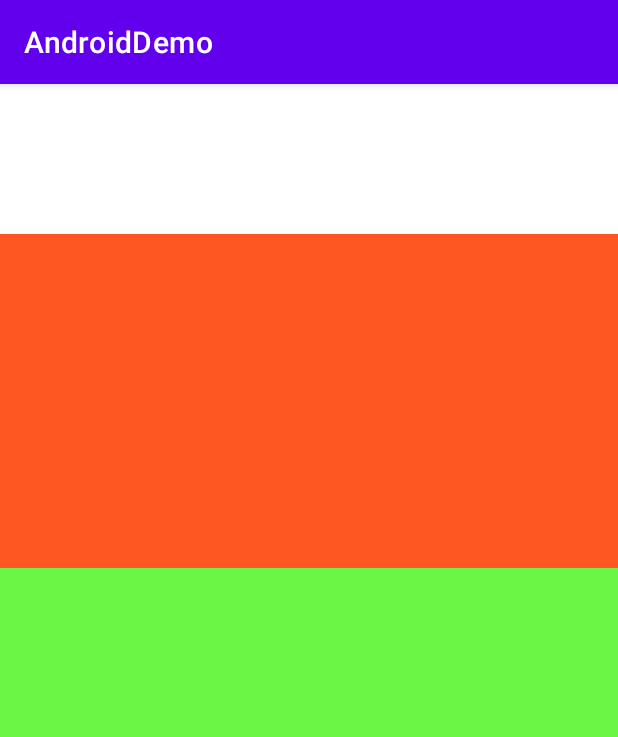
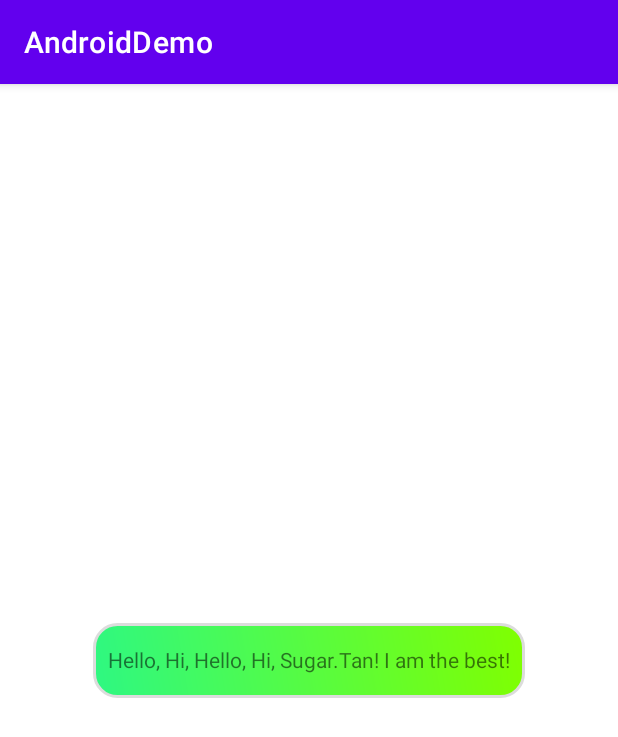
Before and after one commit to sugar86/AndroidDemo, an Android app: the screen it shows after launch (LinearActivity before the commit, MainActivity after it), on a phone screen of 412 x 824 dp. Shown: the top 737 px of the screen. Run offline under Robolectric (Android 15) with nearby library versions, the phone set to English and light mode, and no system bars.

Commit message:
Shape 自定义形状 (background)

```diff
--- a/app/src/main/AndroidManifest.xml
+++ b/app/src/main/AndroidManifest.xml
@@ -9,7 +9,7 @@
         android:roundIcon="@mipmap/ic_launcher_round"
         android:supportsRtl="true"
         android:theme="@style/Theme.AndroidDemo">
-        <activity android:name=".LinearActivity">
+        <activity android:name=".MainActivity">
             <intent-filter>
                 <action android:name="android.intent.action.MAIN" />
 
--- /dev/null
+++ b/app/src/main/res/drawable/shape_btn.xml
@@ -0,0 +1,31 @@
+<?xml version="1.0" encoding="utf-8"?>
+<shape xmlns:android="http://schemas.android.com/apk/res/android"
+    android:shape="rectangle">
+    <!-- 圆角 -->
+     <corners
+        android:radius="5dp"
+        android:topLeftRadius="15dp"
+        android:topRightRadius="15dp"
+        android:bottomLeftRadius="15dp"
+        android:bottomRightRadius="15dp" />
+    <!-- 渐变 -->
+     <gradient
+        android:startColor="#2EF882"
+        android:endColor="#80FF00"
+        android:angle="45"/>
+
+     <padding
+         android:left="10dp"
+         android:top="15dp"
+         android:right="10dp"
+         android:bottom="10dp"/>
+
+    <size
+        android:width="200dp"
+        android:height="50dp"/>
+
+    <!--<solid android:color="#ffff9d"/> -->
+    <stroke
+        android:width="2dp"
+        android:color="#dcdcdc"/>
+</shape>
--- a/app/src/main/res/layout/activity_main.xml
+++ b/app/src/main/res/layout/activity_main.xml
@@ -2,14 +2,19 @@
 <androidx.constraintlayout.widget.ConstraintLayout xmlns:android="http://schemas.android.com/apk/res/android"
     xmlns:app="http://schemas.android.com/apk/res-auto"
     xmlns:tools="http://schemas.android.com/tools"
+    android:id="@+id/hello"
     android:layout_width="match_parent"
     android:layout_height="match_parent"
     tools:context=".MainActivity">
 
+
     <TextView
+        android:id="@+id/tx"
         android:layout_width="wrap_content"
         android:layout_height="wrap_content"
-        android:text="Hello World!"
+        android:text="@string/helloText"
+
+        android:background="@drawable/shape_btn"
         app:layout_constraintBottom_toBottomOf="parent"
         app:layout_constraintLeft_toLeftOf="parent"
         app:layout_constraintRight_toRightOf="parent"
--- a/app/src/main/res/values/strings.xml
+++ b/app/src/main/res/values/strings.xml
@@ -1,3 +1,4 @@
 <resources>
     <string name="app_name">AndroidDemo</string>
+    <string name="helloText">Hello, Hi, Hello, Hi, Sugar.Tan! I am the best!</string>
 </resources>
```
Also changed, not shown: app/src/main/res/drawable/shape_background.xml (added, +16 -0 lines), app/src/main/res/drawable/shape_oval.xml (added, +9 -0 lines).
